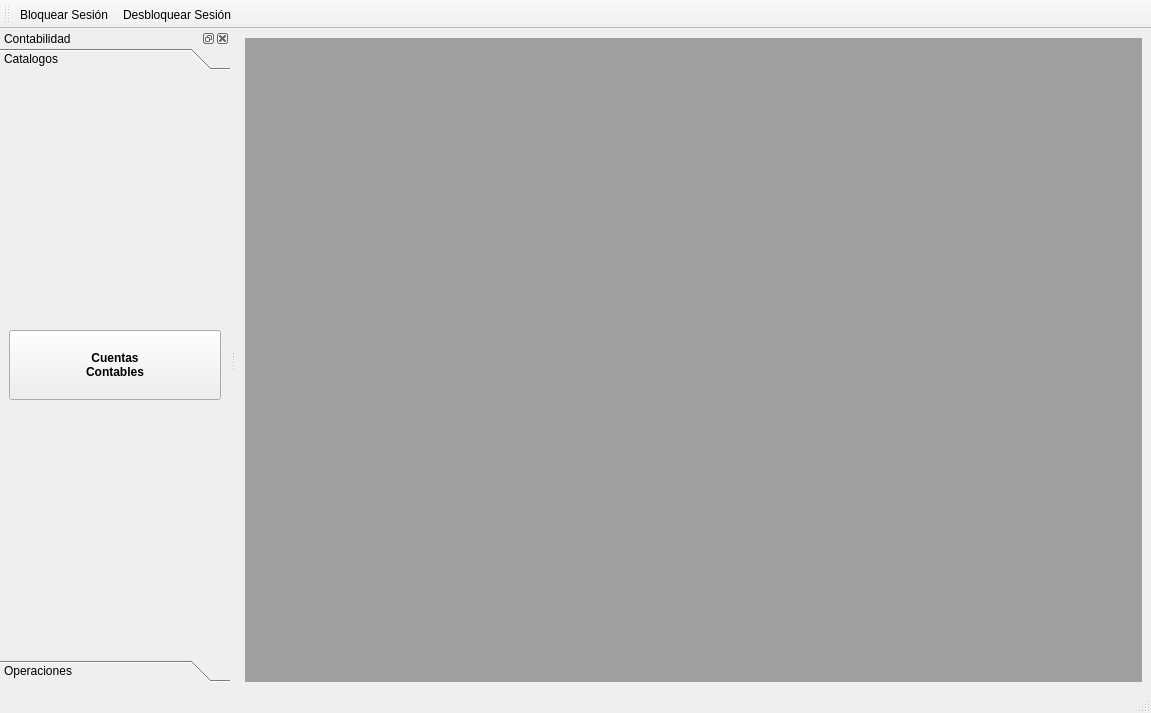
First picture: the form in src/ui/mainwindowcontabilidad.ui, repository armonge/EsquipulasPy, before the edit.
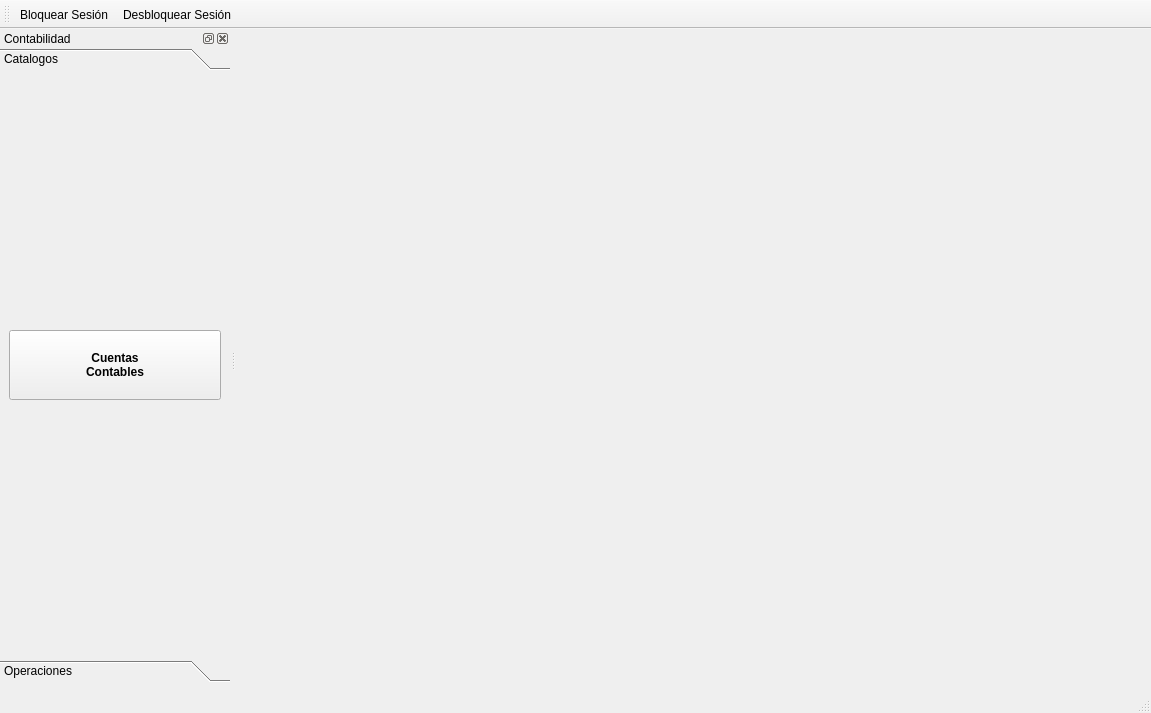
Second picture: the form after the edit. The open tabs and pages were chosen to show the change. Icons and pictures are not drawn.

Diff of the .ui file:
```diff
--- a/src/ui/mainwindowcontabilidad.ui
+++ b/src/ui/mainwindowcontabilidad.ui
@@ -30,6 +30,15 @@
         <verstretch>0</verstretch>
        </sizepolicy>
       </property>
+      <property name="background">
+       <brush brushstyle="NoBrush">
+        <color alpha="255">
+         <red>121</red>
+         <green>116</green>
+         <blue>113</blue>
+        </color>
+       </brush>
+      </property>
       <property name="viewMode">
        <enum>QMdiArea::TabbedView</enum>
       </property>
```
Left out of the diff: 6 changed lines with no effect on the pictures.
